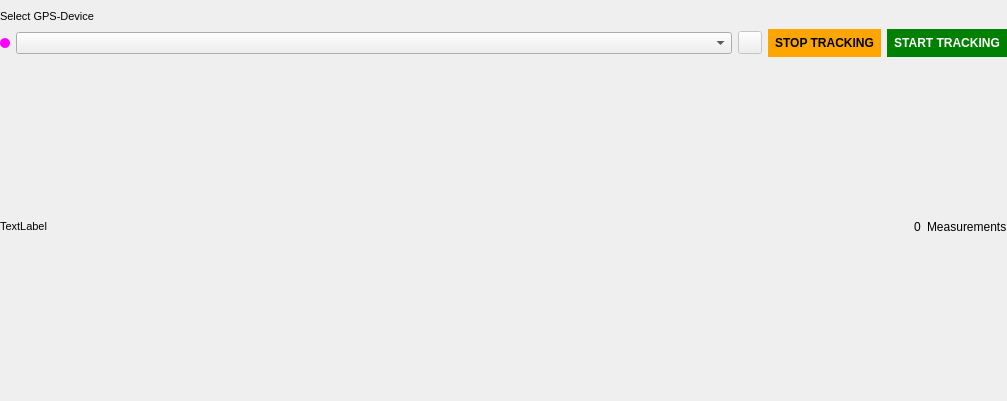
First picture: the form in gnavs/gui/recording/recording.ui, repository b-lack/qgis-gnavs-plugin, before the edit.
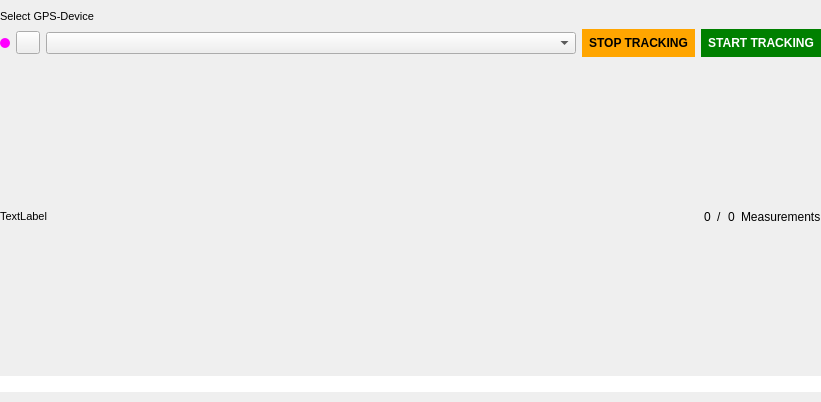
Second picture: the form after the edit.

Patch:
```diff
--- a/gnavs/gui/recording/recording.ui
+++ b/gnavs/gui/recording/recording.ui
@@ -6,8 +6,8 @@
    <rect>
     <x>0</x>
     <y>0</y>
-    <width>1007</width>
-    <height>401</height>
+    <width>821</width>
+    <height>402</height>
    </rect>
   </property>
   <property name="windowTitle">
@@ -85,19 +85,25 @@
          </property>
         </widget>
        </item>
-       <item>
-        <widget class="QComboBox" name="lfbSerialPortList"/>
-       </item>
        <item>
         <widget class="QToolButton" name="lfbRefreshSerialListBtn">
          <property name="enabled">
-          <bool>false</bool>
+          <bool>true</bool>
+         </property>
+         <property name="cursor">
+          <cursorShape>PointingHandCursor</cursorShape>
+         </property>
+         <property name="toolTip">
+          <string>Refresh Device List</string>
          </property>
          <property name="text">
           <string/>
          </property>
         </widget>
        </item>
+       <item>
+        <widget class="QComboBox" name="lfbSerialPortList"/>
+       </item>
        <item>
         <widget class="QPushButton" name="lfbCancelCoordinatesBtn">
          <property name="sizePolicy">
@@ -216,6 +222,32 @@
          </property>
         </widget>
        </item>
+       <item>
+        <widget class="QLabel" name="lfbGPSCountSeperator">
+         <property name="sizePolicy">
+          <sizepolicy hsizetype="Fixed" vsizetype="Preferred">
+           <horstretch>0</horstretch>
+           <verstretch>0</verstretch>
+          </sizepolicy>
+         </property>
+         <property name="text">
+          <string>/</string>
+         </property>
+        </widget>
+       </item>
+       <item>
+        <widget class="QLabel" name="lfbGPSCountTotal">
+         <property name="sizePolicy">
+          <sizepolicy hsizetype="Fixed" vsizetype="Preferred">
+           <horstretch>0</horstretch>
+           <verstretch>0</verstretch>
+          </sizepolicy>
+         </property>
+         <property name="text">
+          <string>0</string>
+         </property>
+        </widget>
+       </item>
        <item>
         <widget class="QLabel" name="label_2">
          <property name="sizePolicy">
@@ -231,6 +263,26 @@
        </item>
       </layout>
      </item>
+     <item>
+      <widget class="QProgressBar" name="lfbRecordingPercent">
+       <property name="styleSheet">
+        <string notr="true">QProgressBar::chunk{
+	background-color: green;
+}
+QProgressBar{
+	color:transparent;
+	border:none;
+	margin:0;
+	height:2px;
+	background-color: #fff;
+	color: #fff;
+}</string>
+       </property>
+       <property name="value">
+        <number>0</number>
+       </property>
+      </widget>
+     </item>
     </layout>
    </item>
   </layout>
```
